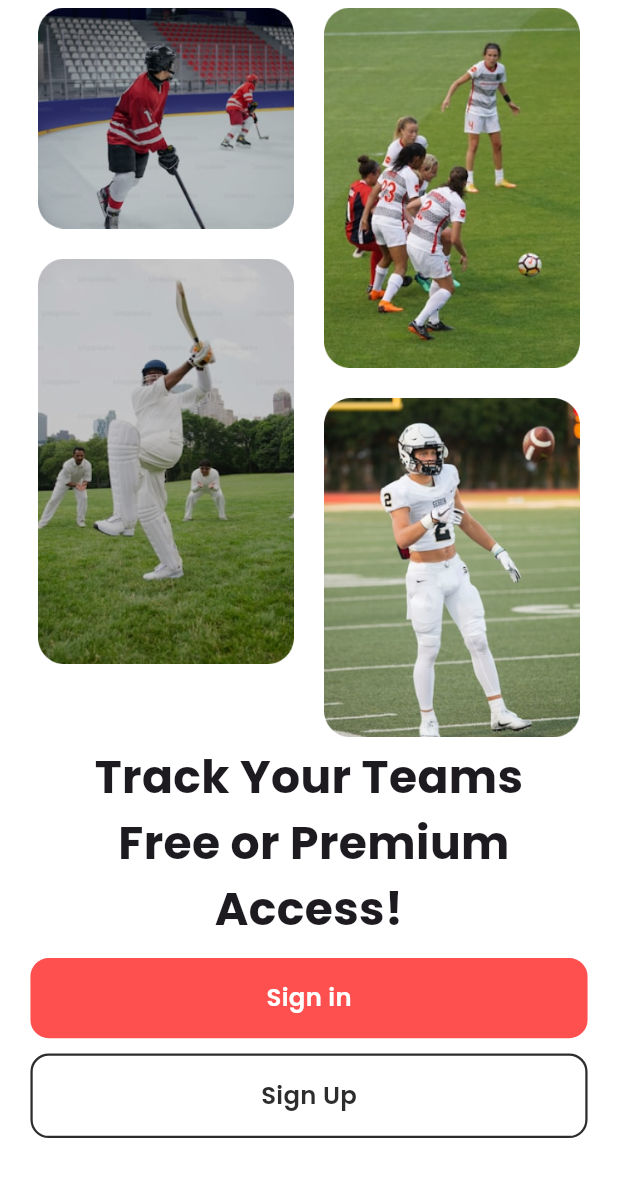
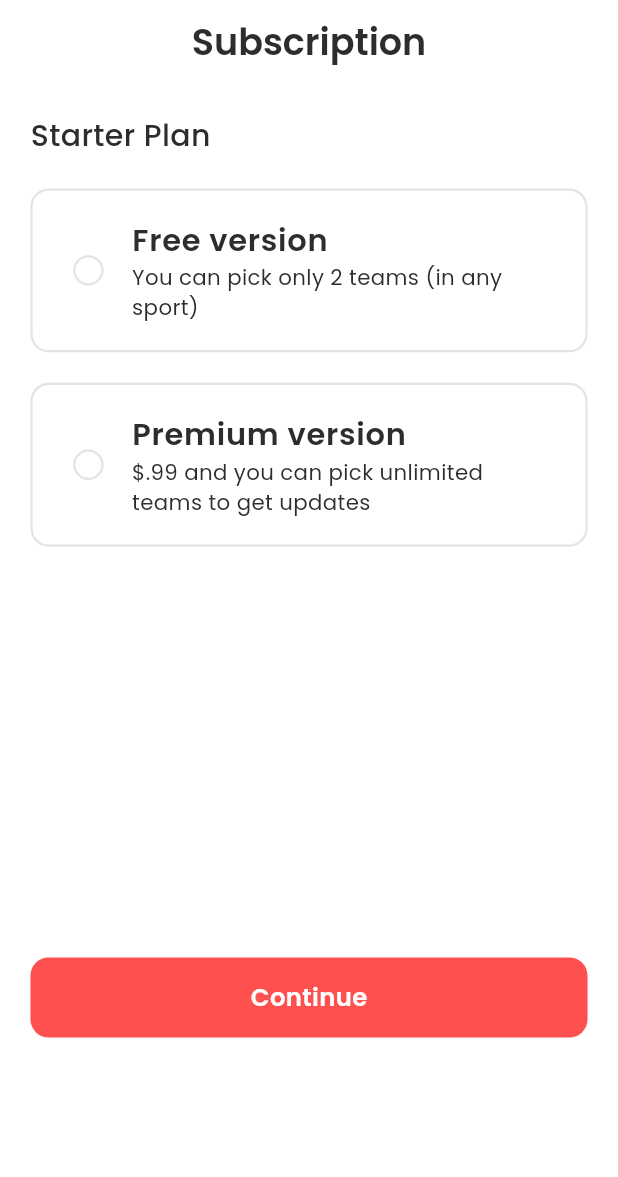
Before and after one commit to nat-lucas/match_up, a Flutter app: the screen it shows after launch, on a phone screen of 412 x 824 dp. Shown: the top 1177 px of the screen. Run offline on Flutter 3.47's test engine with Material 3 defaults, Android fonts, the phone set to English and light mode, and no system bars; our stand-ins replace cloud_firestore, firebase_auth, firebase_core, flutter_screenutil, get, google_fonts and 1 more; accounts and stored records are empty.

Commit message:
subcription

```diff
--- a/lib/core/binding/binding.dart
+++ b/lib/core/binding/binding.dart
@@ -1,11 +1,15 @@
 import 'package:get/get.dart';
 import 'package:match_up/feature/auth/controller/auth_controller.dart';
 import 'package:match_up/feature/splash/controller/splash_controller.dart';
+import 'package:match_up/feature/subcription/controller/subcription_controller.dart';
 
-class Appbinding extends Bindings{
+class Appbinding extends Bindings {
   @override
   void dependencies() {
     Get.put(SplashController());
     Get.put(AuthController());
+    Get.lazyPut(
+      () => SubscriptionController(),
+    );
   }
 }
--- a/lib/core/route/route.dart
+++ b/lib/core/route/route.dart
@@ -1,12 +1,10 @@
-
-
-import 'package:flutter/material.dart';
 import 'package:get/route_manager.dart';
 import 'package:match_up/feature/auth/screen/forgot_password.dart';
 import 'package:match_up/feature/auth/screen/login.dart';
 import 'package:match_up/feature/auth/screen/sign_up.dart';
 import 'package:match_up/feature/onboarding/screen/onboarding.dart';
 import 'package:match_up/feature/splash/screen/splash.dart';
+import 'package:match_up/feature/subcription/screen/subcription.dart';
 
 class Approute {
   static const String splash = "/splash";
@@ -14,11 +12,13 @@ class Approute {
   static const String onboarding = "/onboarding";
   static const String singup = "/signup";
   static const String forgot = '/forgot';
+  static const String subcription = '/subcription';
   static final List<GetPage> page = [
     GetPage(name: splash, page: () => Splash()),
     GetPage(name: login, page: () => Login()),
     GetPage(name: onboarding, page: () => Onboarding()),
     GetPage(name: singup, page: () => SignUp()),
     GetPage(name: forgot, page: () => ForgotPassword()),
+    GetPage(name: subcription, page: () => Subcription()),
   ];
 }
--- a/lib/feature/auth/controller/auth_controller.dart
+++ b/lib/feature/auth/controller/auth_controller.dart
@@ -27,15 +27,14 @@ class AuthController extends GetxController {
         email: semail.text,
         password: spassword.text,
       );
-      await _firestore.collection('user').doc(userCredential.user!.uid).set({
+      await _firestore.collection('user').doc(userCredential.user?.uid).set({
         "email": semail.text,
         "password": cofirmpassword.text,
         "member": false
       });
-
+      Get.offNamed(Approute.subcription);
       Get.snackbar("Success", "Account created successfully!",
           snackPosition: SnackPosition.BOTTOM);
-      Get.offNamed(Approute.login);
     } catch (e) {
       isLoading.value = false;
       debugPrint("===========>>$e");
--- a/lib/feature/auth/screen/login.dart
+++ b/lib/feature/auth/screen/login.dart
@@ -6,6 +6,7 @@ import 'package:google_fonts/google_fonts.dart';
 import 'package:match_up/core/global/custom_button.dart';
 import 'package:match_up/core/global/custom_text_poppins.dart';
 import 'package:match_up/core/global/custom_textfeild.dart';
+import 'package:match_up/core/global/loading.dart';
 import 'package:match_up/core/route/route.dart';
 import 'package:match_up/core/utils/color.dart';
 import 'package:match_up/core/validator/validator.dart';
@@ -55,6 +56,7 @@ class Login extends StatelessWidget {
                   Column(
                     children: [
                       CustomTextFeild(
+                          controller: authcontroller.lemail,
                           validator: validateEmail,
                           hint: "Enter your email address",
                           tittle: "Email Address"),
@@ -62,6 +64,7 @@ class Login extends StatelessWidget {
                         height: 15.h,
                       ),
                       Obx(() => CustomTextFeild(
+                          controller: authcontroller.lpassword,
                           suffix: IconButton(
                               onPressed: () {
                                 authcontroller.changeVisible();
@@ -99,7 +102,11 @@ class Login extends StatelessWidget {
                       SizedBox(
                         height: 20.h,
                       ),
-                      Obx(() => CustomButton(
+                      Obx(() => authcontroller.isLoading.value
+                          ? LoadingWidget(
+                              color: AppColor.primaryColor,
+                            )
+                          : CustomButton(
                               text: "Sign in",
                               ontap: () {
                                 if (fromkey.currentState!.validate()) {
--- a/lib/feature/splash/controller/splash_controller.dart
+++ b/lib/feature/splash/controller/splash_controller.dart
@@ -1,17 +1,30 @@
 import 'dart:async';
-
+import 'package:firebase_auth/firebase_auth.dart';
 import 'package:get/get.dart';
 import 'package:match_up/core/route/route.dart';
 
 class SplashController extends GetxController {
+  final FirebaseAuth _auth = FirebaseAuth.instance;
+
   @override
   void onInit() {
     super.onInit();
     Timer(
       Duration(seconds: 3),
       () {
-        Get.toNamed(Approute.onboarding);
+        Get.offAllNamed(Approute.subcription);
       },
     );
   }
+
+  void checkUser() async {
+    User? currentUser = _auth.currentUser;
+
+
+    if (currentUser != null) {
+      Get.offAllNamed(Approute.subcription);
+    } else {
+      Get.offAllNamed(Approute.onboarding);
+    }
+  }
 }
--- /dev/null
+++ b/lib/feature/subcription/controller/subcription_controller.dart
@@ -0,0 +1,30 @@
+import 'package:get/get.dart';
+
+class SubscriptionController extends GetxController {
+  var selectedPlan = -1.obs;
+
+  var buttonText = 'Continue'.obs;
+
+  void selectPlan(int index) {
+    selectedPlan = index;
+
+    if (selectedPlan == 1) {
+      buttonText.value = 'Payment';
+    } else {
+      buttonText.value = 'Continue';
+    }
+  }
+
+  final RxList plan = [
+    {
+      "name": "Free version",
+      "sub": "You can pick only 2 teams (in any sport)",
+      "isvalue": true
+    },
+    {
+      "name": "Premium version",
+      "sub": "\$.99 and you can pick unlimited teams to get updates",
+      "isvalue": false
+    },
+  ].obs;
+}
--- /dev/null
+++ b/lib/feature/subcription/screen/subcription.dart
@@ -0,0 +1,69 @@
+import 'package:flutter/material.dart';
+import 'package:flutter_screenutil/flutter_screenutil.dart';
+import 'package:get/get.dart';
+import 'package:match_up/core/global/custom_button.dart';
+import 'package:match_up/core/global/custom_text_poppins.dart';
+import 'package:match_up/core/utils/color.dart';
+import 'package:match_up/feature/subcription/widget/plan_card.dart';
+
+import '../controller/subcription_controller.dart';
+
+class Subcription extends StatelessWidget {
+  const Subcription({super.key});
+
+  @override
+  Widget build(BuildContext context) {
+    final SubscriptionController controller =
+        Get.find<SubscriptionController>();
+
+    return Scaffold(
+        appBar: AppBar(
+          scrolledUnderElevation: 0,
+          centerTitle: true,
+          title: CustomTextPopins(
+            text: "Subscription",
+            fontWeight: FontWeight.w600,
+            size: 24.sp,
+            color: AppColor.blackborder,
+          ),
+        ),
+        body: SingleChildScrollView(
+          child: Padding(
+            padding: EdgeInsets.all(20.r),
+            child: Obx(
+              () => Column(
+                crossAxisAlignment: CrossAxisAlignment.start,
+                children: [
+                  CustomTextPopins(
+                    text: "Starter Plan",
+                    fontWeight: FontWeight.w500,
+                    size: 20,
+                    color: AppColor.blackborder,
+                  ),
+                  SizedBox(
+                    height: 10.h,
+                  ),
+                  ListView.builder(
+                    physics: NeverScrollableScrollPhysics(),
+                    shrinkWrap: true,
+                    itemCount: controller.plan.length,
+                    itemBuilder: (context, index) {
+                      return PlanCard(
+                        title: controller.plan[index]['name'],
+                        subtitle: controller.plan[index]['sub'],
+                        isvale: controller.selectedPlan == index,
+                        ontap: () => controller.selectPlan(index),
+                      );
+                    },
+                  ),
+                  SizedBox(
+                    height: MediaQuery.sizeOf(context).height * 0.32,
+                  ),
+                  CustomButton(text: controller.buttonText.value)
+                ],
+              ),
+            ),
+          ),
+        ));
+  }
+}
--- /dev/null
+++ b/lib/feature/subcription/widget/plan_card.dart
@@ -0,0 +1,57 @@
+import 'package:flutter/material.dart';
+import 'package:flutter_screenutil/flutter_screenutil.dart';
+import 'package:match_up/core/global/custom_text_poppins.dart';
+import 'package:match_up/core/utils/color.dart';
+
+class PlanCard extends StatelessWidget {
+  final String title;
+  final String subtitle;
+  final bool isvale;
+  final void Function()? ontap;
+  const PlanCard(
+      {super.key,
+      required this.title,
+      required this.subtitle,
+      required this.isvale,
+      this.ontap});
+
+  @override
+  Widget build(BuildContext context) {
+    return GestureDetector(
+      onTap: ontap,
+      child: Container(
+        margin: EdgeInsets.symmetric(vertical: 10.r),
+        padding: EdgeInsets.all(10.r),
+        decoration: BoxDecoration(
+            borderRadius: BorderRadius.circular(12.r),
+            border: Border.all(
+              color: isvale ? AppColor.primaryColor : AppColor.greyWhite,
+              width: 1.5,
+            )),
+        child: ListTile(
+          leading: Container(
+            height: 20.h,
+            width: 20.w,
+            decoration: BoxDecoration(
+                shape: BoxShape.circle,
+                border: Border.all(
+                    color: isvale ? AppColor.primaryColor : AppColor.greyWhite,
+                    width: 1.5)),
+          ),
+          title: CustomTextPopins(
+            text: title,
+            fontWeight: FontWeight.w600,
+            size: 20.sp,
+            color: AppColor.blackborder,
+          ),
+          subtitle: CustomTextPopins(
+            text: subtitle,
+            fontWeight: FontWeight.w400,
+            size: 14.sp,
+            color: AppColor.blackborder,
+          ),
+        ),
+      ),
+    );
+  }
+}
```
Also changed, not shown: assets/images/love.png (added). Lines whose indentation alone changed are shown as unchanged.
